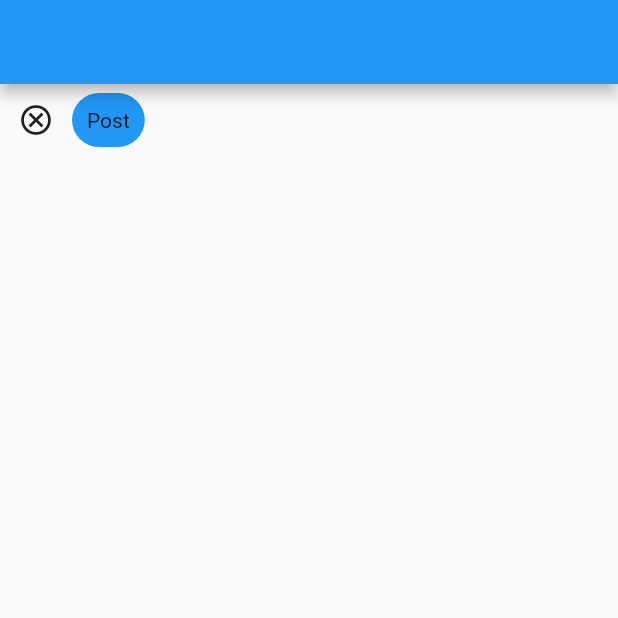
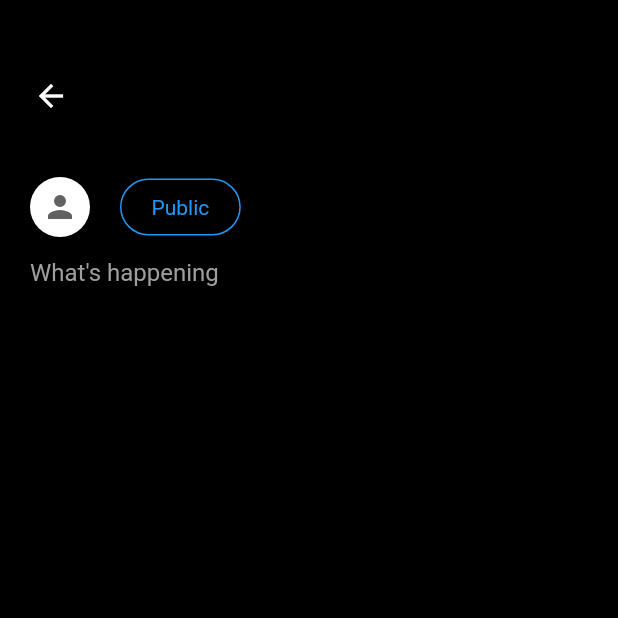
Before and after one commit to johnomeyo/twitterfeed, a Flutter app: the screen it shows after launch, after a tap on the "add" icon, on a phone screen of 412 x 824 dp, the top half of it. Run offline on Flutter 3.47's test engine with Material 2 defaults, Android fonts, the phone set to English and light mode, and no system bars; our stand-ins replace device_preview, firebase_core; accounts and stored records are empty; network calls fail.

Commit message:
post page

```diff
--- a/lib/feed_page.dart
+++ b/lib/feed_page.dart
@@ -1,34 +1,106 @@
 // import 'package:cloud_firestore/cloud_firestore.dart';
 import 'package:flutter/material.dart';
 
-class FeedPage extends StatelessWidget {
+class FeedPage extends StatefulWidget {
   const FeedPage({super.key});
+
+  @override
+  State<FeedPage> createState() => _FeedPageState();
+}
+
+class _FeedPageState extends State<FeedPage> {
+  final tweet = TextEditingController();
 
   @override
   Widget build(BuildContext context) {
     return MaterialApp(
       themeMode: ThemeMode.system,
       home: Scaffold(
-          appBar: AppBar(),
+          backgroundColor: Colors.black,
+          // appBar: AppBar(
+          //   backgroundColor: Colors.black,
+          // ),
           body: Column(
             children: [
-              Row(
+              SizedBox(height: 30,),
+              Padding(
+                padding: const EdgeInsets.all(10.0),
+                child: Row(
+                  mainAxisAlignment: MainAxisAlignment.spaceBetween,
                   children: [
                     IconButton(
                         onPressed: () {
                           Navigator.pop(context);
                         },
-                      icon: const Icon(Icons.cancel_outlined)),
-                  Container(
+                        icon: const Icon(
+                          Icons.arrow_back,
+                          color: Colors.white,
+                        )),
+                    Visibility(
+                      visible: tweet.text.isNotEmpty? true: false,
+                      child: Container(
                         decoration: BoxDecoration(
                             color: Colors.blue,
                             borderRadius: BorderRadius.circular(20)),
                         child: const Padding(
-                      padding: EdgeInsets.all(10),
-                      child: Text("Post"),
+                          padding:
+                              EdgeInsets.symmetric(horizontal: 20, vertical: 10),
+                          child: Text(
+                            "Post",
+                            style: TextStyle(
+                                color: Colors.white, fontWeight: FontWeight.w900),
+                          ),
+                        ),
                       ),
                     )
                   ],
+                ),
+              ),
+              const SizedBox(
+                height: 20,
+              ),
+              Padding(
+                padding: const EdgeInsets.symmetric(horizontal: 20),
+                child: Row(
+                  children: [
+                    CircleAvatar(
+                      backgroundColor: Colors.white,
+                      child: Icon(
+                        Icons.person,
+                        color: Colors.grey.shade700,
+                      ),
+                    ),
+                    const SizedBox(
+                      width: 20,
+                    ),
+                    Container(
+                      decoration: BoxDecoration(
+                          color: Colors.black,
+                          border: Border.all(width: 1, color: Colors.blue),
+                          borderRadius: BorderRadius.circular(20)),
+                      child: const Padding(
+                        padding: EdgeInsets.symmetric(
+                            horizontal: 20, vertical: 10),
+                        child: Text(
+                          "Public",
+                          style: TextStyle(color: Colors.blue),
+                        ),
+                      ),
+                    )
+                  ],
+                ),
+              ),
+              Padding(
+                padding: const EdgeInsets.symmetric(horizontal: 20),
+                child: TextField(
+                  style: const TextStyle(color: Colors.white),
+                  controller: tweet,
+                  decoration: const InputDecoration(
+                      border: InputBorder.none,
+                      hintText: "What's happening",
+                      hintStyle: TextStyle(color: Colors.grey),
+                      counterStyle: TextStyle(color: Colors.red)),
+                ),
               )
             ],
           )),
--- a/lib/main.dart
+++ b/lib/main.dart
@@ -1,3 +1,5 @@
+// import 'dart:ui_web';
+
 import 'package:firebase_core/firebase_core.dart';
 import 'package:flutter/material.dart';
 import 'package:twitter_api/components/alpha.dart';
@@ -7,6 +9,7 @@ import 'package:device_preview/device_preview.dart';
 // import 'package:cloud_firestore/cloud_firestore.dart';
 
 void main() async {
+  // debugEmulateFlutterTesterEnvironment = true;
   WidgetsFlutterBinding.ensureInitialized();
   await Firebase.initializeApp(options: DefaultFirebaseOptions.currentPlatform);
   runApp(DevicePreview(
```
Also changed, not shown: 1 other file. Lines whose indentation alone changed are shown as unchanged.
